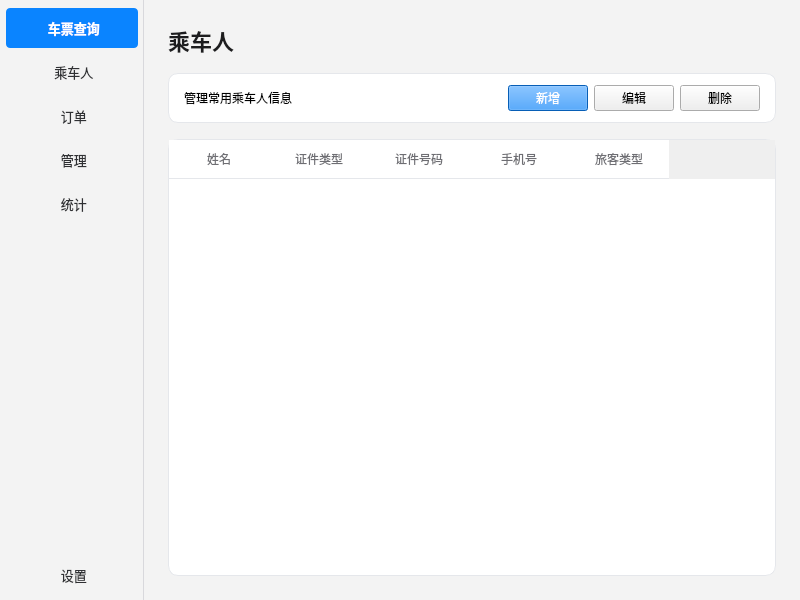
Above: mainwindow.ui from miunerofrade/seu-qt-summer-school before the change. Below: the same form after it.
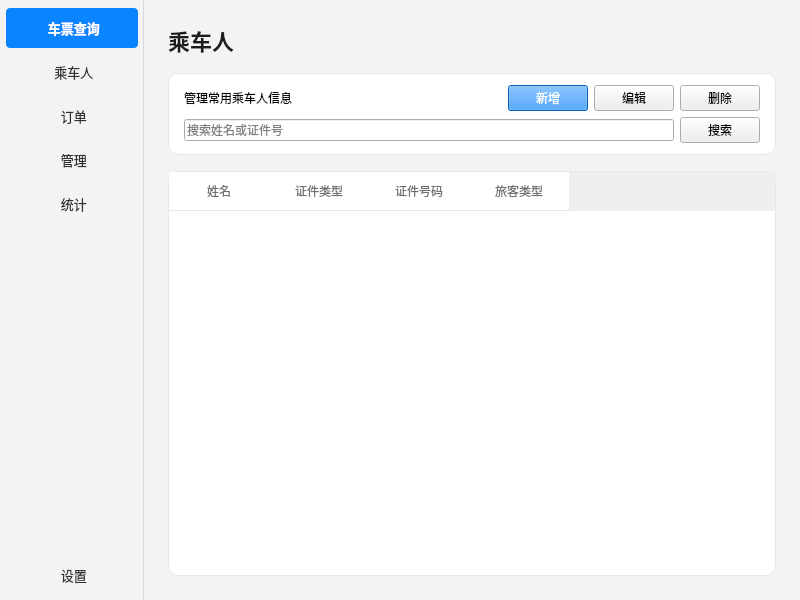
That is the form after the change. The open tabs and pages were chosen to show the change. Icons and pictures are not drawn.

Commit message: style:调整了UI样式

```diff
--- a/mainwindow.ui
+++ b/mainwindow.ui
@@ -424,6 +424,10 @@
     padding: 4px;
 }
 
+QLineEdit#editPassengerSearch {
+    min-width: 180px;
+}
+
 QCalendarWidget QToolButton#qt_calendar_nextmonth {
     image: url(:/icons/chevron-right.svg);
     qproperty-iconSize: 0px 0px;
@@ -801,12 +805,19 @@
         </item>
         <item>
          <widget class="QWidget" name="passengerToolbar" native="true">
-          <layout class="QHBoxLayout" name="horizontalLayoutPassengerToolbar">
+             <layout class="QVBoxLayout" name="verticalLayoutPassengerToolbar">
            <property name="leftMargin"><number>16</number></property>
            <property name="topMargin"><number>12</number></property>
            <property name="rightMargin"><number>16</number></property>
            <property name="bottomMargin"><number>12</number></property>
            <item>
+                <widget class="QWidget" name="passengerActionRow" native="true">
+                 <layout class="QHBoxLayout" name="horizontalLayoutPassengerActions">
+                  <property name="leftMargin"><number>0</number></property>
+                  <property name="topMargin"><number>0</number></property>
+                  <property name="rightMargin"><number>0</number></property>
+                  <property name="bottomMargin"><number>0</number></property>
+                  <item>
             <widget class="QLabel" name="labelPassengerHint">
              <property name="text"><string>管理常用乘车人信息</string></property>
             </widget>
@@ -836,6 +847,29 @@
          </widget>
         </item>
         <item>
+                 <widget class="QWidget" name="passengerSearchRow" native="true">
+                  <layout class="QHBoxLayout" name="horizontalLayoutPassengerSearch">
+                   <property name="leftMargin"><number>0</number></property>
+                   <property name="topMargin"><number>0</number></property>
+                   <property name="rightMargin"><number>0</number></property>
+                   <property name="bottomMargin"><number>0</number></property>
+                   <item>
+                    <widget class="QLineEdit" name="editPassengerSearch">
+                    <property name="placeholderText"><string>搜索姓名或证件号</string></property>
+                    </widget>
+                   </item>
+                   <item>
+                    <widget class="QPushButton" name="btnSearchPassenger">
+                    <property name="text"><string>搜索</string></property>
+                    </widget>
+                   </item>
+                  </layout>
+                 </widget>
+             </item>
+          </layout>
+         </widget>
+        </item>
+        <item>
          <widget class="QTableWidget" name="tablePassengers">
           <property name="alternatingRowColors"><bool>true</bool></property>
           <property name="selectionBehavior"><enum>QAbstractItemView::SelectionBehavior::SelectRows</enum></property>
@@ -844,7 +878,6 @@
           <column><property name="text"><string>姓名</string></property></column>
           <column><property name="text"><string>证件类型</string></property></column>
           <column><property name="text"><string>证件号码</string></property></column>
-          <column><property name="text"><string>手机号</string></property></column>
           <column><property name="text"><string>旅客类型</string></property></column>
          </widget>
         </item>
```
Lines whose indentation alone changed are shown as unchanged. The commit also changes 1 other file.
